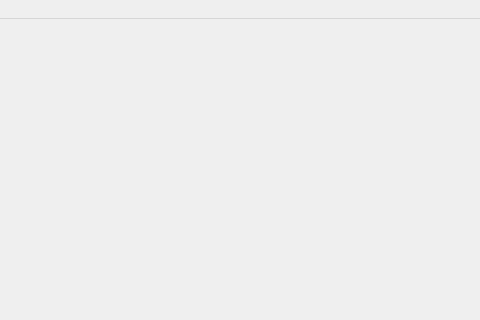
Before: the Qt Designer form MapGenerator/mainwindow.ui in HB-fga/LabirintoRatoCego, drawn with Qt 5; both pictures show x 222 to 702 and y 0 to 320 of the 702 by 600 pixel window.
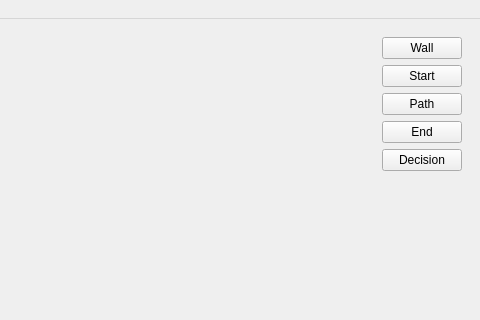
After: the same form once the commit is applied. Icons and pictures are not drawn. Custom widgets are drawn as their Qt base class.

Commit message: Adicionando botões para trocar a célula

Diff of the .ui file:
```diff
--- a/MapGenerator/mainwindow.ui
+++ b/MapGenerator/mainwindow.ui
@@ -25,6 +25,70 @@
       </property>
      </widget>
     </item>
+    <item row="0" column="1" alignment="Qt::AlignRight|Qt::AlignTop">
+     <widget class="QWidget" name="gridWidget" native="true">
+      <layout class="QGridLayout" name="gridLayout_2">
+       <item row="2" column="0">
+        <widget class="QPushButton" name="cellPath">
+         <property name="text">
+          <string>Path</string>
+         </property>
+         <property name="icon">
+          <iconset>
+           <normaloff>assets/path.png</normaloff>assets/path.png</iconset>
+         </property>
+        </widget>
+       </item>
+       <item row="4" column="0">
+        <widget class="QPushButton" name="cellDecision">
+         <property name="text">
+          <string>Decision</string>
+         </property>
+         <property name="icon">
+          <iconset>
+           <normaloff>assets/decision.png</normaloff>assets/decision.png</iconset>
+         </property>
+        </widget>
+       </item>
+       <item row="1" column="0">
+        <widget class="QPushButton" name="cellStart">
+         <property name="text">
+          <string>Start</string>
+         </property>
+         <property name="icon">
+          <iconset>
+           <normaloff>assets/start.png</normaloff>assets/start.png</iconset>
+         </property>
+        </widget>
+       </item>
+       <item row="3" column="0">
+        <widget class="QPushButton" name="cellEnd">
+         <property name="text">
+          <string>End</string>
+         </property>
+         <property name="icon">
+          <iconset>
+           <normaloff>assets/end.png</normaloff>assets/end.png</iconset>
+         </property>
+         <property name="shortcut">
+          <string>E</string>
+         </property>
+        </widget>
+       </item>
+       <item row="0" column="0">
+        <widget class="QPushButton" name="cellWall">
+         <property name="text">
+          <string>Wall</string>
+         </property>
+         <property name="icon">
+          <iconset>
+           <normaloff>assets/wall.png</normaloff>assets/wall.png</iconset>
+         </property>
+        </widget>
+       </item>
+      </layout>
+     </widget>
+    </item>
    </layout>
   </widget>
   <widget class="QMenuBar" name="menubar">
```
Left out of the diff: 97 changed lines with no effect on the pictures. The commit also changes 2 other files.
